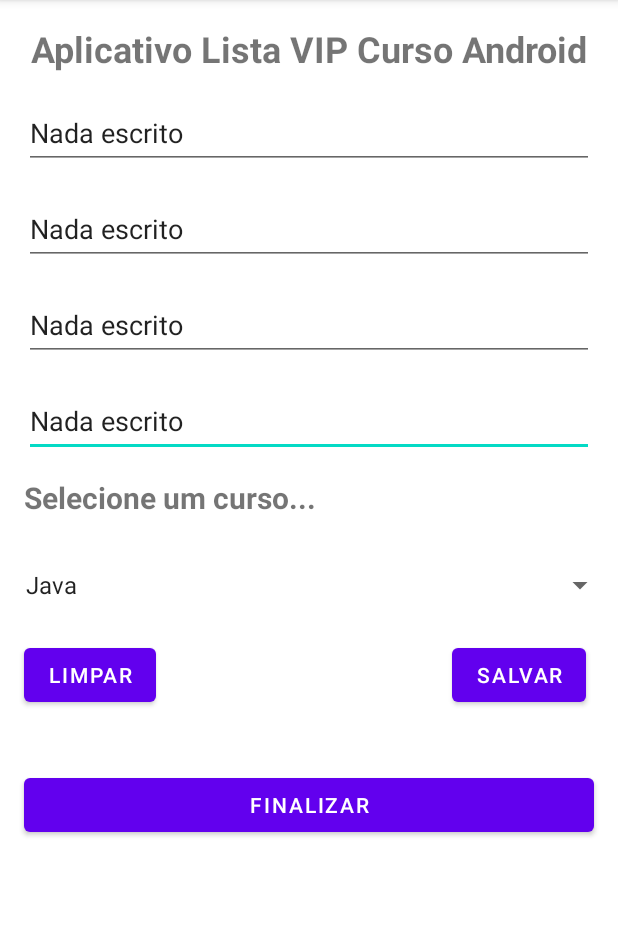
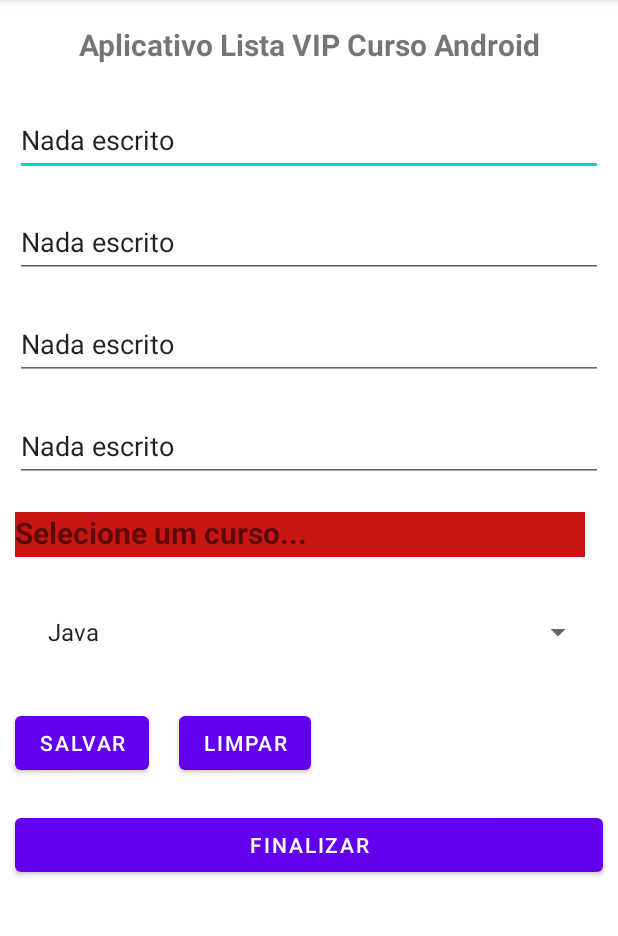
Before and after one commit to tiler9/Projetos-Treinamento-Android-2023, an Android app: the screen it shows after launch (MainActivity), on a phone screen of 412 x 824 dp, the part 84-1020 px from its top. Run offline under Robolectric (Android 15) with nearby library versions, the phone set to English and light mode, and no system bars.

Commit message:
Refatoração do Layout para Linear Layout

```diff
--- a/AppListaCurso/app/src/main/java/devandroid/thierry/applistacurso/view/MainActivity.java
+++ b/AppListaCurso/app/src/main/java/devandroid/thierry/applistacurso/view/MainActivity.java
@@ -41,7 +41,7 @@ public class MainActivity extends AppCompatActivity {
     @Override
     protected void onCreate(Bundle savedInstanceState) {
         super.onCreate(savedInstanceState);
-        setContentView(R.layout.activity_main);
+        setContentView(R.layout.activity_spinner);
 
         pessoa = new Pessoa();
 
--- /dev/null
+++ b/AppListaCurso/app/src/main/res/layout/activity_spinner.xml
@@ -0,0 +1,125 @@
+<?xml version="1.0" encoding="utf-8"?>
+<androidx.appcompat.widget.LinearLayoutCompat xmlns:android="http://schemas.android.com/apk/res/android"
+    xmlns:app="http://schemas.android.com/apk/res-auto"
+    xmlns:tools="http://schemas.android.com/tools"
+    android:layout_width="match_parent"
+    android:layout_height="match_parent"
+    android:orientation="vertical"
+    tools:context=".view.MainActivity">
+
+    <ScrollView
+        android:layout_width="match_parent"
+        android:layout_height="wrap_content">
+
+        <LinearLayout
+            android:layout_width="wrap_content"
+            android:layout_height="match_parent"
+            android:orientation="vertical">
+
+
+            <TextView
+                android:id="@+id/textView"
+                android:layout_width="wrap_content"
+                android:layout_height="wrap_content"
+                android:layout_margin="16dp"
+                android:layout_marginTop="16dp"
+                android:width="380dp"
+                android:text="@string/txt_text_titulo"
+                android:textAlignment="center"
+                android:textSize="20sp"
+                android:textStyle="bold" />
+
+            <EditText
+                android:id="@+id/editTextPrimeiroNome"
+                android:layout_width="match_parent"
+                android:layout_height="48dp"
+                android:layout_margin="10dp"
+                android:height="48dp"
+                android:ems="10"
+                android:hint="@string/txt_editText_hint_Primeiro_nome"
+                android:inputType="textPersonName" />
+
+            <EditText
+                android:id="@+id/editTextSobrenome"
+                android:layout_width="match_parent"
+                android:layout_height="48dp"
+                android:layout_margin="10dp"
+                android:height="48dp"
+                android:ems="10"
+                android:hint="@string/txt_editText_hint_Segundo_nome"
+                android:inputType="textPersonName" />
+
+            <EditText
+                android:id="@+id/editTextNomeCurso"
+                android:layout_width="match_parent"
+                android:layout_height="48dp"
+                android:layout_margin="10dp"
+                android:height="48dp"
+                android:ems="10"
+                android:hint="@string/txt_editText_hint_Nome_curso_desejado"
+                android:inputType="textPersonName" />
+
+            <EditText
+                android:id="@+id/editTextTelefone"
+                android:layout_width="match_parent"
+                android:layout_height="48dp"
+                android:layout_margin="10dp"
+                android:height="48dp"
+                android:ems="10"
+                android:hint="@string/txt_editText_hint_telefone_contato"
+                android:inputType="textPersonName" />
+
+            <TextView
+                android:id="@+id/textView2"
+                android:layout_width="380dp"
+                android:layout_height="30dp"
+                android:layout_margin="10dp"
+                android:background="#CA1515"
+                android:text="Selecione um curso..."
+                android:textSize="20sp"
+                android:textStyle="bold" />
+
+            <Spinner
+                android:id="@+id/txtListaSpinner"
+                android:layout_width="380dp"
+                android:layout_height="48dp"
+                android:layout_margin="16dp"
+                android:layout_marginStart="16dp"
+                android:layout_marginEnd="16dp"
+                android:layout_marginBottom="12dp" />
+
+            <LinearLayout
+                android:layout_width="match_parent"
+                android:layout_height="wrap_content"
+                android:orientation="horizontal">
+
+                <Button
+                    android:id="@+id/buttonSalvar"
+                    android:layout_width="wrap_content"
+                    android:layout_height="wrap_content"
+                    android:layout_margin="10dp"
+                    android:text="@string/txt_button_salvar" />
+
+                <Button
+                    android:id="@+id/buttonLimpar"
+                    android:layout_width="wrap_content"
+                    android:layout_height="wrap_content"
+                    android:layout_margin="10dp"
+                    android:text="@string/txt_button_limpar" />
+
+            </LinearLayout>
+
+
+            <Button
+                android:id="@+id/buttonFinalizar"
+                android:layout_width="match_parent"
+                android:layout_height="wrap_content"
+                android:layout_margin="10dp"
+                android:text="@string/txt_button_finalizar" />
+
+
+        </LinearLayout>
+
+    </ScrollView>
+
+</androidx.appcompat.widget.LinearLayoutCompat>
```
